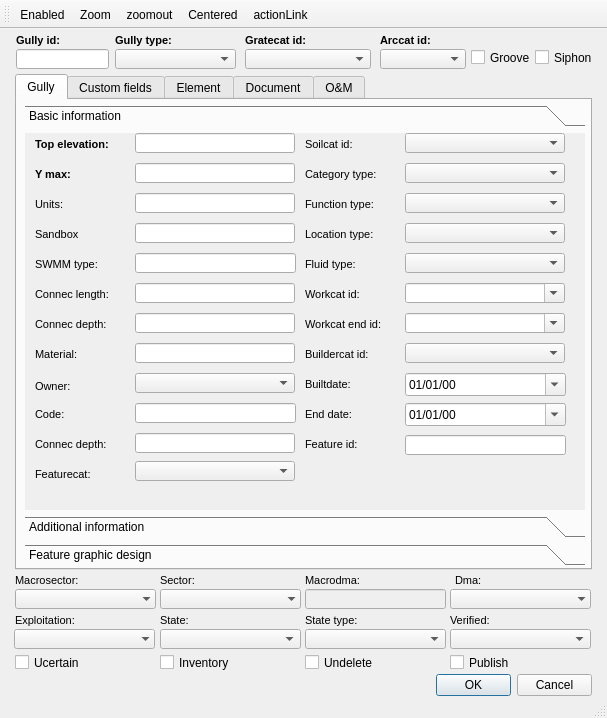
The window that ui/ud_man_gully.ui (Giswater/giswater_qgis_plugin) describes before a commit, drawn with Qt 5.
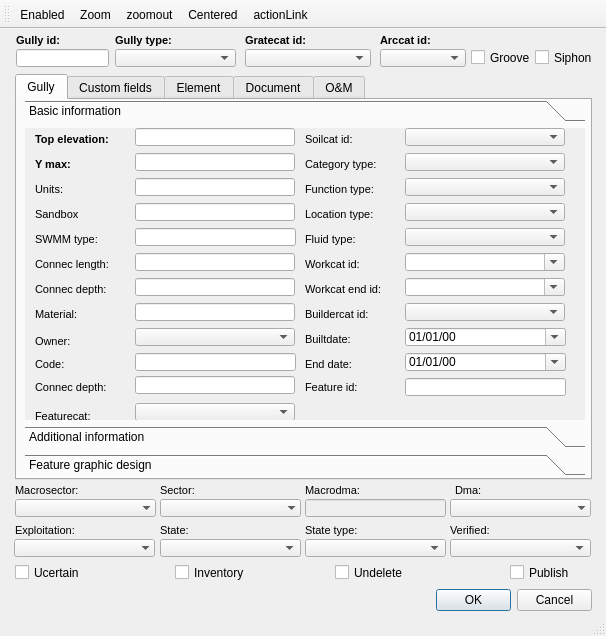
The same window after the commit. The open tabs and pages were chosen to show the change. Icons and pictures are not drawn. Custom widgets are drawn as their Qt base class.

What changed in the file:
```diff
--- a/ui/ud_man_gully.ui
+++ b/ui/ud_man_gully.ui
@@ -6,8 +6,8 @@
    <rect>
     <x>0</x>
     <y>0</y>
-    <width>607</width>
-    <height>718</height>
+    <width>606</width>
+    <height>636</height>
    </rect>
   </property>
   <property name="windowTitle">
@@ -109,7 +109,7 @@
       <x>16</x>
       <y>20</y>
       <width>93</width>
-      <height>20</height>
+      <height>18</height>
      </rect>
     </property>
     <property name="text">
@@ -122,7 +122,7 @@
       <x>380</x>
       <y>20</y>
       <width>86</width>
-      <height>20</height>
+      <height>18</height>
      </rect>
     </property>
    </widget>
@@ -132,7 +132,7 @@
       <x>15</x>
       <y>45</y>
       <width>577</width>
-      <height>496</height>
+      <height>406</height>
      </rect>
     </property>
     <property name="currentIndex">
@@ -146,9 +146,9 @@
       <property name="geometry">
        <rect>
         <x>8</x>
-        <y>5</y>
+        <y>0</y>
         <width>560</width>
-        <height>461</height>
+        <height>376</height>
        </rect>
       </property>
       <property name="currentIndex">
@@ -159,8 +159,8 @@
         <rect>
          <x>0</x>
          <y>0</y>
-         <width>98</width>
-         <height>28</height>
+         <width>560</width>
+         <height>295</height>
         </rect>
        </property>
        <attribute name="label">
@@ -170,7 +170,7 @@
         <property name="geometry">
          <rect>
           <x>280</x>
-          <y>240</y>
+          <y>200</y>
           <width>90</width>
           <height>22</height>
          </rect>
@@ -203,9 +203,9 @@
         <property name="geometry">
          <rect>
           <x>380</x>
-          <y>180</y>
+          <y>150</y>
           <width>160</width>
-          <height>20</height>
+          <height>18</height>
          </rect>
         </property>
         <property name="editable">
@@ -216,7 +216,7 @@
         <property name="geometry">
          <rect>
           <x>280</x>
-          <y>180</y>
+          <y>150</y>
           <width>90</width>
           <height>22</height>
          </rect>
@@ -249,7 +249,7 @@
         <property name="geometry">
          <rect>
           <x>280</x>
-          <y>210</y>
+          <y>175</y>
           <width>90</width>
           <height>22</height>
          </rect>
@@ -282,9 +282,9 @@
         <property name="geometry">
          <rect>
           <x>380</x>
-          <y>210</y>
+          <y>175</y>
           <width>160</width>
-          <height>20</height>
+          <height>18</height>
          </rect>
         </property>
        </widget>
@@ -292,9 +292,9 @@
         <property name="geometry">
          <rect>
           <x>380</x>
-          <y>150</y>
+          <y>125</y>
           <width>160</width>
-          <height>20</height>
+          <height>18</height>
          </rect>
         </property>
         <property name="editable">
@@ -305,7 +305,7 @@
         <property name="geometry">
          <rect>
           <x>10</x>
-          <y>30</y>
+          <y>25</y>
           <width>90</width>
           <height>22</height>
          </rect>
@@ -334,9 +334,9 @@
         <property name="geometry">
          <rect>
           <x>110</x>
-          <y>30</y>
+          <y>25</y>
           <width>160</width>
-          <height>20</height>
+          <height>18</height>
          </rect>
         </property>
        </widget>
@@ -373,7 +373,7 @@
         <property name="geometry">
          <rect>
           <x>280</x>
-          <y>150</y>
+          <y>125</y>
           <width>90</width>
           <height>22</height>
          </rect>
@@ -408,7 +408,7 @@
           <x>110</x>
           <y>0</y>
           <width>160</width>
-          <height>20</height>
+          <height>18</height>
          </rect>
         </property>
        </widget>
@@ -416,9 +416,9 @@
         <property name="geometry">
          <rect>
           <x>110</x>
-          <y>240</y>
+          <y>200</y>
           <width>160</width>
-          <height>20</height>
+          <height>18</height>
          </rect>
         </property>
        </widget>
@@ -426,7 +426,7 @@
         <property name="geometry">
          <rect>
           <x>10</x>
-          <y>242</y>
+          <y>202</y>
           <width>90</width>
           <height>22</height>
          </rect>
@@ -459,7 +459,7 @@
         <property name="geometry">
          <rect>
           <x>10</x>
-          <y>90</y>
+          <y>75</y>
           <width>90</width>
           <height>22</height>
          </rect>
@@ -486,9 +486,9 @@
         <property name="geometry">
          <rect>
           <x>110</x>
-          <y>90</y>
+          <y>75</y>
           <width>160</width>
-          <height>20</height>
+          <height>18</height>
          </rect>
         </property>
        </widget>
@@ -496,7 +496,7 @@
         <property name="geometry">
          <rect>
           <x>10</x>
-          <y>60</y>
+          <y>50</y>
           <width>90</width>
           <height>22</height>
          </rect>
@@ -523,9 +523,9 @@
         <property name="geometry">
          <rect>
           <x>110</x>
-          <y>60</y>
+          <y>50</y>
           <width>160</width>
-          <height>20</height>
+          <height>18</height>
          </rect>
         </property>
        </widget>
@@ -533,7 +533,7 @@
         <property name="geometry">
          <rect>
           <x>10</x>
-          <y>120</y>
+          <y>100</y>
           <width>90</width>
           <height>22</height>
          </rect>
@@ -569,9 +569,9 @@
         <property name="geometry">
          <rect>
           <x>110</x>
-          <y>120</y>
+          <y>100</y>
           <width>161</width>
-          <height>20</height>
+          <height>18</height>
          </rect>
         </property>
         <property name="font">
@@ -588,7 +588,7 @@
         <property name="geometry">
          <rect>
           <x>10</x>
-          <y>270</y>
+          <y>225</y>
           <width>90</width>
           <height>22</height>
          </rect>
@@ -624,9 +624,9 @@
         <property name="geometry">
          <rect>
           <x>110</x>
-          <y>270</y>
+          <y>225</y>
           <width>161</width>
-          <height>20</height>
+          <height>18</height>
          </rect>
         </property>
         <property name="font">
@@ -643,7 +643,7 @@
         <property name="geometry">
          <rect>
           <x>280</x>
-          <y>270</y>
+          <y>225</y>
           <width>90</width>
           <height>22</height>
          </rect>
@@ -676,7 +676,7 @@
         <property name="geometry">
          <rect>
           <x>10</x>
-          <y>180</y>
+          <y>150</y>
           <width>131</width>
           <height>22</height>
          </rect>
@@ -712,9 +712,9 @@
         <property name="geometry">
          <rect>
           <x>110</x>
-          <y>180</y>
+          <y>150</y>
           <width>160</width>
-          <height>20</height>
+          <height>18</height>
          </rect>
         </property>
         <property name="inputMask">
@@ -731,7 +731,7 @@
         <property name="geometry">
          <rect>
           <x>10</x>
-          <y>150</y>
+          <y>125</y>
           <width>131</width>
           <height>22</height>
          </rect>
@@ -767,9 +767,9 @@
         <property name="geometry">
          <rect>
           <x>110</x>
-          <y>150</y>
+          <y>125</y>
           <width>160</width>
-          <height>20</height>
+          <height>18</height>
          </rect>
         </property>
         <property name="inputMask">
@@ -786,9 +786,9 @@
         <property name="geometry">
          <rect>
           <x>380</x>
-          <y>270</y>
+          <y>225</y>
           <width>161</width>
-          <height>23</height>
+          <height>18</height>
          </rect>
         </property>
         <property name="displayFormat">
@@ -805,9 +805,9 @@
         <property name="geometry">
          <rect>
           <x>380</x>
-          <y>240</y>
+          <y>200</y>
           <width>161</width>
-          <height>23</height>
+          <height>18</height>
          </rect>
         </property>
         <property name="displayFormat">
@@ -826,7 +826,7 @@
           <x>380</x>
           <y>0</y>
           <width>160</width>
-          <height>20</height>
+          <height>18</height>
          </rect>
         </property>
        </widget>
@@ -870,7 +870,7 @@
         <property name="geometry">
          <rect>
           <x>280</x>
-          <y>30</y>
+          <y>25</y>
           <width>90</width>
           <height>22</height>
          </rect>
@@ -906,9 +906,9 @@
         <property name="geometry">
          <rect>
           <x>380</x>
-          <y>30</y>
+          <y>25</y>
           <width>160</width>
-          <height>20</height>
+          <height>18</height>
          </rect>
         </property>
        </widget>
@@ -916,9 +916,9 @@
         <property name="geometry">
          <rect>
           <x>380</x>
-          <y>60</y>
+          <y>50</y>
           <width>160</width>
-          <height>20</height>
+          <height>18</height>
          </rect>
         </property>
        </widget>
@@ -926,7 +926,7 @@
         <property name="geometry">
          <rect>
           <x>280</x>
-          <y>60</y>
+          <y>50</y>
           <width>90</width>
           <height>22</height>
          </rect>
@@ -962,7 +962,7 @@
         <property name="geometry">
          <rect>
           <x>10</x>
-          <y>300</y>
+          <y>248</y>
           <width>131</width>
           <height>22</height>
          </rect>
@@ -998,7 +998,7 @@
         <property name="geometry">
          <rect>
           <x>10</x>
-          <y>210</y>
+          <y>175</y>
           <width>131</width>
           <height>22</height>
          </rect>
@@ -1034,9 +1034,9 @@
         <property name="geometry">
          <rect>
           <x>110</x>
-          <y>210</y>
+          <y>175</y>
           <width>160</width>
-          <height>20</height>
+          <height>18</height>
          </rect>
         </property>
         <property name="inputMask">
@@ -1053,9 +1053,9 @@
         <property name="geometry">
          <rect>
           <x>110</x>
-          <y>300</y>
+          <y>248</y>
           <width>160</width>
-          <height>20</height>
+          <height>18</height>
          </rect>
         </property>
         <property name="inputMask">
@@ -1072,9 +1072,9 @@
         <property name="geometry">
          <rect>
           <x>380</x>
-          <y>120</y>
+          <y>100</y>
           <width>160</width>
-          <height>20</height>
+          <height>18</height>
          </rect>
         </property>
        </widget>
@@ -1082,7 +1082,7 @@
         <property name="geometry">
          <rect>
           <x>280</x>
-          <y>120</y>
+          <y>100</y>
           <width>90</width>
           <height>22</height>
          </rect>
@@ -1118,9 +1118,9 @@
         <property name="geometry">
          <rect>
           <x>380</x>
-          <y>90</y>
+          <y>75</y>
           <width>160</width>
-          <height>20</height>
+          <height>18</height>
          </rect>
         </property>
        </widget>
@@ -1128,7 +1128,7 @@
         <property name="geometry">
          <rect>
           <x>280</x>
-          <y>90</y>
+          <y>75</y>
           <width>90</width>
           <height>22</height>
          </rect>
@@ -1164,7 +1164,7 @@
         <property name="geometry">
          <rect>
           <x>280</x>
-          <y>300</y>
+          <y>248</y>
           <width>90</width>
           <height>22</height>
          </rect>
@@ -1200,9 +1200,9 @@
         <property name="geometry">
          <rect>
           <x>380</x>
-          <y>302</y>
+          <y>250</y>
           <width>161</width>
-          <height>20</height>
+          <height>18</height>
          </rect>
         </property>
         <property name="font">
@@ -1219,7 +1219,7 @@
         <property name="geometry">
          <rect>
           <x>10</x>
-          <y>330</y>
+          <y>277</y>
           <width>90</width>
           <height>22</height>
          </rect>
@@ -1252,9 +1252,9 @@
         <property name="geometry">
          <rect>
           <x>110</x>
-          <y>328</y>
+          <y>275</y>
           <width>160</width>
-          <height>20</height>
+          <height>18</height>
          </rect>
         </property>
        </widget>
@@ -2982,7 +2982,7 @@
       <x>245</x>
       <y>20</y>
       <width>126</width>
-      <height>20</height>
+      <height>18</height>
      </rect>
     </property>
    </widget>
@@ -2990,7 +2990,7 @@
     <property name="geometry">
      <rect>
       <x>436</x>
-      <y>645</y>
+      <y>560</y>
       <width>156</width>
       <height>23</height>
      </rect>
@@ -3002,9 +3002,9 @@
    <widget class="QCheckBox" name="undelete">
     <property name="geometry">
      <rect>
-      <x>305</x>
-      <y>625</y>
-      <width>77</width>
+      <x>335</x>
+      <y>535</y>
+      <width>81</width>
       <height>17</height>
      </rect>
     </property>
@@ -3016,9 +3016,9 @@
     <property name="geometry">
      <rect>
       <x>160</x>
-      <y>600</y>
+      <y>510</y>
       <width>141</width>
-      <height>20</height>
+      <height>18</height>
      </rect>
     </property>
    </widget>
@@ -3026,7 +3026,7 @@
     <property name="geometry">
      <rect>
       <x>15</x>
-      <y>540</y>
+      <y>450</y>
       <width>90</width>
       <height>22</height>
      </rect>
@@ -3065,7 +3065,7 @@
     <property name="geometry">
      <rect>
       <x>305</x>
-      <y>540</y>
+      <y>450</y>
       <width>90</width>
       <height>22</height>
      </rect>
@@ -3103,9 +3103,9 @@
     <property name="geometry">
      <rect>
       <x>15</x>
-      <y>560</y>
+      <y>470</y>
       <width>141</width>
-      <height>20</height>
+      <height>18</height>
      </rect>
     </property>
     <property name="autoFillBackground">
@@ -3125,9 +3125,9 @@
     <property name="geometry">
      <rect>
       <x>305</x>
-      <y>560</y>
+      <y>470</y>
       <width>141</width>
-      <height>20</height>
+      <height>18</height>
      </rect>
     </property>
     <property name="styleSheet">
@@ -3141,9 +3141,9 @@
     <property name="geometry">
      <rect>
       <x>450</x>
-      <y>560</y>
+      <y>470</y>
       <width>141</width>
-      <height>20</height>
+      <height>18</height>
      </rect>
     </property>
     <property name="autoFillBackground">
@@ -3159,8 +3159,8 @@
    <widget class="QCheckBox" name="publish">
     <property name="geometry">
      <rect>
-      <x>450</x>
-      <y>625</y>
+      <x>510</x>
+      <y>535</y>
       <width>79</width>
       <height>17</height>
      </rect>
@@ -3173,7 +3173,7 @@
     <property name="geometry">
      <rect>
       <x>305</x>
-      <y>580</y>
+      <y>490</y>
       <width>90</width>
       <height>22</height>
      </rect>
@@ -3209,7 +3209,7 @@
     <property name="geometry">
      <rect>
       <x>15</x>
-      <y>580</y>
+      <y>490</y>
       <width>90</width>
       <height>22</height>
      </rect>
@@ -3247,7 +3247,7 @@
     <property name="geometry">
      <rect>
       <x>450</x>
-      <y>580</y>
+      <y>490</y>
       <width>90</width>
       <height>22</height>
      </rect>
@@ -3283,7 +3283,7 @@
     <property name="geometry">
      <rect>
       <x>160</x>
-      <y>580</y>
+      <y>490</y>
       <width>90</width>
       <height>22</height>
      </rect>
@@ -3319,8 +3319,8 @@
     <property name="geometry">
      <rect>
       <x>15</x>
-      <y>625</y>
-      <width>79</width>
+      <y>535</y>
+      <width>91</width>
       <height>17</height>
      </rect>
     </property>
@@ -3332,18 +3332,18 @@
     <property name="geometry">
      <rect>
       <x>305</x>
-      <y>600</y>
+      <y>510</y>
       <width>141</width>
-      <height>20</height>
+      <height>18</height>
      </rect>
     </property>
    </widget>
    <widget class="QCheckBox" name="inventory">
     <property name="geometry">
      <rect>
-      <x>160</x>
-      <y>625</y>
-      <width>71</width>
+      <x>175</x>
+      <y>535</y>
+      <width>96</width>
       <height>17</height>
      </rect>
     </property>
@@ -3355,9 +3355,9 @@
     <property name="geometry">
      <rect>
       <x>160</x>
-      <y>560</y>
+      <y>470</y>
       <width>141</width>
-      <height>20</height>
+      <height>18</height>
      </rect>
     </property>
     <property name="autoFillBackground">
@@ -3374,9 +3374,9 @@
     <property name="geometry">
      <rect>
       <x>450</x>
-      <y>600</y>
+      <y>510</y>
       <width>141</width>
-      <height>20</height>
+      <height>18</height>
      </rect>
     </property>
    </widget>
@@ -3384,7 +3384,7 @@
     <property name="geometry">
      <rect>
       <x>455</x>
-      <y>540</y>
+      <y>450</y>
       <width>90</width>
       <height>22</height>
      </rect>
@@ -3423,7 +3423,7 @@
     <property name="geometry">
      <rect>
       <x>160</x>
-      <y>540</y>
+      <y>450</y>
       <width>90</width>
       <height>22</height>
      </rect>
@@ -3464,7 +3464,7 @@
       <x>115</x>
       <y>20</y>
       <width>121</width>
-      <height>20</height>
+      <height>18</height>
      </rect>
     </property>
    </widget>
@@ -3510,9 +3510,9 @@
     <property name="geometry">
      <rect>
       <x>14</x>
-      <y>600</y>
+      <y>510</y>
       <width>141</width>
-      <height>20</height>
+      <height>18</height>
      </rect>
     </property>
     <property name="autoFillBackground">
@@ -3534,7 +3534,7 @@
    <property name="iconSize">
     <size>
      <width>20</width>
-     <height>20</height>
+     <height>18</height>
     </size>
    </property>
    <attribute name="toolBarArea">
```
Left out of the diff: 261 changed lines with no effect on the pictures.
